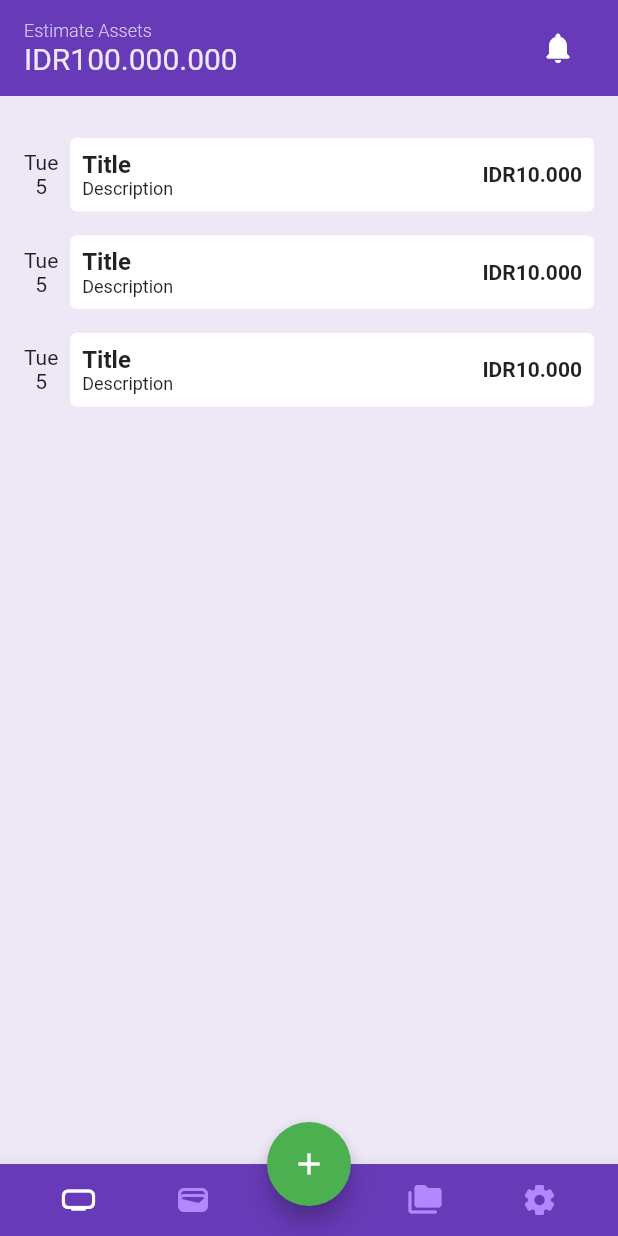
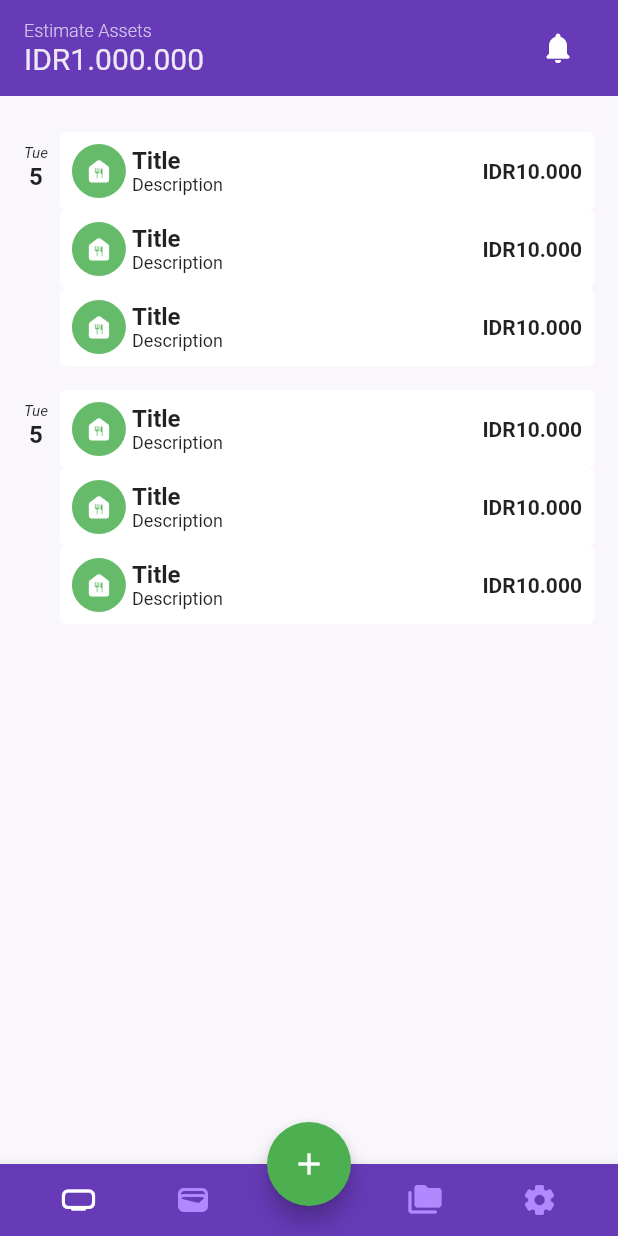
Before and after one commit to foneazmi/Monking, a Flutter app: the screen it shows after launch, on a phone screen of 412 x 824 dp. Run offline on Flutter 3.47's test engine with Material 2 defaults, Android fonts, the phone set to English and light mode, and no system bars; our stand-ins replace google_fonts; missing offline and left inert: window_size.

Commit message:
update::dynamic list transaction wip

```diff
--- a/lib/main.dart
+++ b/lib/main.dart
@@ -1,4 +1,5 @@
 import 'dart:io';
+import 'dart:ui';
 
 import 'package:flutter/material.dart';
 import 'package:monking/ui/screens/screens.dart';
@@ -19,11 +20,25 @@
   @override
   Widget build(BuildContext context) {
     return MaterialApp(
+      scrollBehavior: AppScrollBehavior(),
       theme: ThemeData(
         primarySwatch: Colors.deepPurple,
       ),
       title: 'Flutter Demo',
+      initialRoute: '/splash',
+      routes: {
+        '/splash': (context) => const SplashScreen(),
+        '/dashboard': (context) => const DashboardScreen(),
+      },
       home: const DashboardScreen(),
     );
   }
 }
+
+class AppScrollBehavior extends MaterialScrollBehavior {
+  @override
+  Set<PointerDeviceKind> get dragDevices => {
+        PointerDeviceKind.touch,
+        PointerDeviceKind.mouse,
+      };
+}
--- a/lib/ui/screens/dashboard/home/home.dart
+++ b/lib/ui/screens/dashboard/home/home.dart
@@ -11,7 +11,7 @@ class HomeScreen extends StatelessWidget {
       value: SystemUiOverlayStyle.light,
       child: Column(
         children: [
-          HomeHeader(amount: currency(100000000)),
+          HomeHeader(amount: currency(1000000)),
           HomeListTransactionPage(),
         ],
       ),
--- a/lib/ui/screens/screens.dart
+++ b/lib/ui/screens/screens.dart
@@ -2,6 +2,7 @@ library screens;
 
 import 'package:flutter/material.dart';
 import 'package:flutter/services.dart';
+import 'package:google_fonts/google_fonts.dart';
 import 'package:monking/helpers/helpers.dart';
 import 'package:monking/ui/widgets/widgets.dart';
 
--- a/lib/ui/screens/splash/splash.dart
+++ b/lib/ui/screens/splash/splash.dart
@@ -6,21 +6,19 @@ class SplashScreen extends StatelessWidget {
   @override
   Widget build(BuildContext context) {
     Future.delayed(const Duration(milliseconds: 700), () {
-      // Get.off(const DashboardScreen());
+      Navigator.pushReplacementNamed(context, '/dashboard');
     });
 
-    return const AnnotatedRegion<SystemUiOverlayStyle>(
+    return AnnotatedRegion<SystemUiOverlayStyle>(
       value: SystemUiOverlayStyle.light,
       child: Scaffold(
-        backgroundColor: Colors.red,
+        backgroundColor: Colors.deepPurple,
         body: Center(
-          child: ClipRRect(
-            borderRadius: BorderRadius.all(Radius.circular(10)),
-            child: Text(
-              'My Flutter Playground',
-              style: TextStyle(
+          child: Text(
+            'My Flutter Playground',
+            style: GoogleFonts.poppins(
+              textStyle: const TextStyle(
                 color: Colors.white,
-                fontSize: 30,
               ),
             ),
           ),
--- a/lib/ui/widgets/home/list_transaction/page_list_transactions.dart
+++ b/lib/ui/widgets/home/list_transaction/page_list_transactions.dart
@@ -9,14 +9,14 @@ class HomeListTransactionPage extends StatelessWidget {
   Widget build(BuildContext context) {
     final PageController controller = PageController();
     List<Widget> list = [
-      ListTransactionPage(count: 2),
-      ListTransactionPage(count: 4),
-      ListTransactionPage(count: 5),
+      const ListTransactionPage(count: 2),
+      const ListTransactionPage(count: 4),
+      const ListTransactionPage(count: 5),
     ];
 
     return Expanded(
       child: Container(
-        color: Colors.deepPurple[50],
+        color: const Color.fromARGB(90, 237, 231, 246),
         child: PageView(
           controller: controller,
           children: list,
@@ -27,28 +27,21 @@ class HomeListTransactionPage extends StatelessWidget {
 }
 
 class ListTransactionPage extends StatelessWidget {
-  ListTransactionPage({
+  const ListTransactionPage({
     Key? key,
     required this.count,
   }) : super(key: key);
 
   final num count;
 
-  final List<Widget> list = [];
-
   @override
   Widget build(BuildContext context) {
-    for (var i = 0; i <= count; i++) {
-      list.add(const ListTransactionPageItem());
-    }
-
-    return SingleChildScrollView(
-      child: Container(
-        padding: const EdgeInsets.symmetric(vertical: 20),
-        child: Column(
-          children: list,
-        ),
-      ),
+    return ListView.builder(
+      padding: const EdgeInsets.symmetric(vertical: 16.0, horizontal: 16.0),
+      itemCount: count.toInt(),
+      itemBuilder: (context, index) {
+        return const ListTransactionPageItem();
+      },
     );
   }
 }
@@ -60,19 +53,67 @@ class ListTransactionPageItem extends StatelessWidget {
 
   @override
   Widget build(BuildContext context) {
+    int numberOfWidgets = 3;
+    List<Widget> listings =
+        List<Widget>.filled(numberOfWidgets, const ListTransactionItem());
+
     return Container(
-      padding: const EdgeInsets.symmetric(horizontal: 16, vertical: 8),
+      padding: const EdgeInsets.symmetric(vertical: 8),
       child: Row(
+        crossAxisAlignment: CrossAxisAlignment.start,
         children: [
-          Column(
-            children: const [
-              Text("Tue"),
-              Text("5"),
+          const ListTransactionItemDate(),
+          const SizedBox(width: 8),
+          Expanded(
+            child: Column(
+              children: listings,
+            ),
+          )
         ],
       ),
-          const SizedBox(width: 8),
-          Expanded(
-            child: Container(
+    );
+  }
+}
+
+class ListTransactionItemDate extends StatelessWidget {
+  const ListTransactionItemDate({
+    Key? key,
+  }) : super(key: key);
+
+  @override
+  Widget build(BuildContext context) {
+    return Padding(
+      padding: const EdgeInsets.symmetric(vertical: 8),
+      child: Column(
+        children: const [
+          Text(
+            "Tue",
+            style: TextStyle(
+              fontStyle: FontStyle.italic,
+              fontSize: 10,
+            ),
+          ),
+          Text(
+            "5",
+            style: TextStyle(
+              fontWeight: FontWeight.bold,
+              fontSize: 16,
+            ),
+          ),
+        ],
+      ),
+    );
+  }
+}
+
+class ListTransactionItem extends StatelessWidget {
+  const ListTransactionItem({
+    Key? key,
+  }) : super(key: key);
+
+  @override
+  Widget build(BuildContext context) {
+    return Container(
       padding: const EdgeInsets.all(8.0),
       decoration: const BoxDecoration(
         color: Colors.white,
@@ -82,6 +123,23 @@ class ListTransactionPageItem extends StatelessWidget {
       ),
       child: Row(
         children: [
+          Container(
+            padding: const EdgeInsets.all(8),
+            margin: const EdgeInsets.only(right: 4),
+            decoration: BoxDecoration(
+              color: Colors.green[400],
+              shape: BoxShape.circle,
+            ),
+            child: SizedBox.fromSize(
+              size: const Size.fromRadius(10),
+              child: const FittedBox(
+                child: Icon(
+                  Icons.food_bank_rounded,
+                  color: Colors.white,
+                ),
+              ),
+            ),
+          ),
           Expanded(
             child: Column(
               crossAxisAlignment: CrossAxisAlignment.start,
@@ -112,10 +170,6 @@ class ListTransactionPageItem extends StatelessWidget {
           ),
         ],
       ),
-            ),
-          )
-        ],
-      ),
     );
   }
 }
--- a/lib/ui/widgets/widgets.dart
+++ b/lib/ui/widgets/widgets.dart
@@ -1,6 +1,7 @@
 library widgets;
 
 import 'package:flutter/material.dart';
+import 'package:google_fonts/google_fonts.dart';
 import 'package:monking/helpers/helpers.dart';
 
 part 'header/home.dart';
--- a/pubspec.yaml
+++ b/pubspec.yaml
@@ -30,11 +30,12 @@ dependencies:
   cupertino_icons: ^1.0.2
   flutter:
     sdk: flutter
+  google_fonts: ^2.3.2
+  intl: ^0.17.0
   window_size:
     git:
       url: https://github.com/google/flutter-desktop-embedding.git
       path: plugins/window_size
-  intl: ^0.17.0
 
 dev_dependencies:
   flutter_lints: ^2.0.0
```
Also changed, not shown: pubspec.lock, 15 other files. Lines whose indentation alone changed are shown as unchanged.
